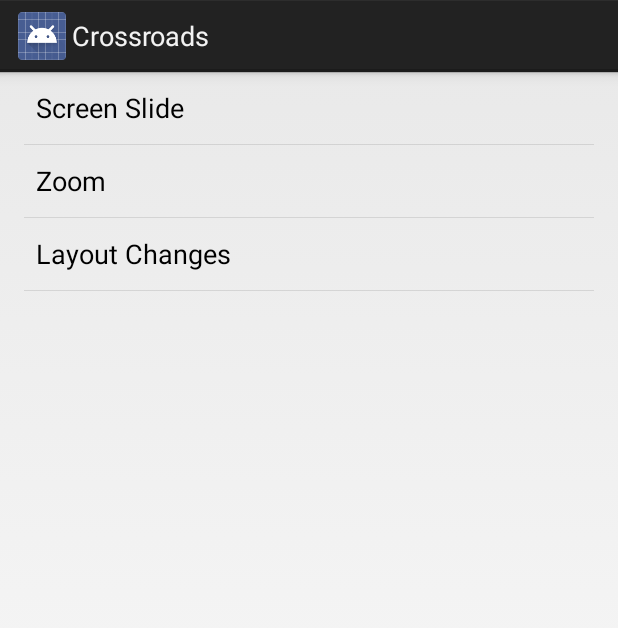
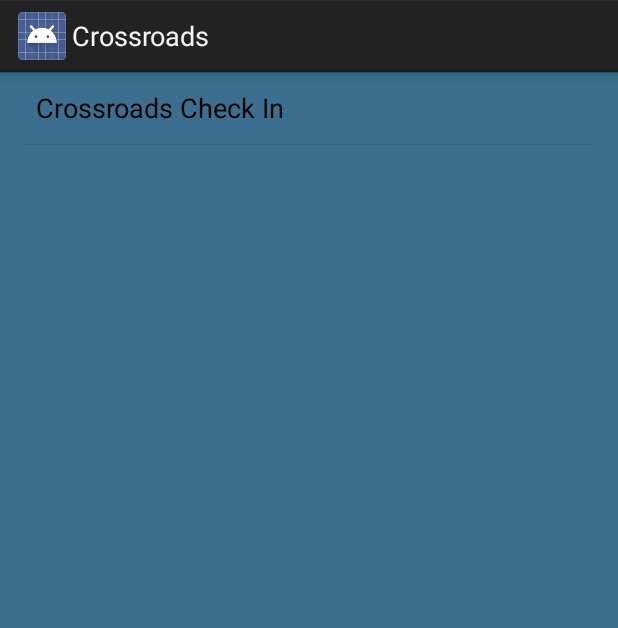
Before and after one commit to simeonsena/AndroidScreenslideDemo, an Android app: the screen it shows after launch (MainActivity), on a phone screen of 412 x 824 dp. Shown: the top 628 px of the screen. Run offline under Robolectric (Android 15) with nearby library versions, the phone set to English and light mode, and no system bars.

Commit message:
Changed text color to white

```diff
--- a/app/src/main/java/com/example/android/animationsdemo/MainActivity.java
+++ b/app/src/main/java/com/example/android/animationsdemo/MainActivity.java
@@ -62,8 +62,8 @@ public class MainActivity extends ListActivity {
         // Instantiate the list of samples.
         mSamples = new Sample[]{
                 new Sample(R.string.title_screen_slide, ScreenSlideActivity.class),
-                new Sample(R.string.title_zoom, ZoomActivity.class),
-                new Sample(R.string.title_layout_changes, LayoutChangesActivity.class),
+              //  new Sample(R.string.title_zoom, ZoomActivity.class),
+             //   new Sample(R.string.title_layout_changes, LayoutChangesActivity.class),
         };
 
         setListAdapter(new ArrayAdapter<Sample>(this,
--- a/app/src/main/res/layout/activity_main.xml
+++ b/app/src/main/res/layout/activity_main.xml
@@ -19,4 +19,6 @@
     android:layout_width="match_parent"
     android:layout_height="match_parent"
     android:paddingLeft="16dp"
-    android:paddingRight="16dp" />
+    android:paddingRight="16dp"
+    android:background="#3B6E8F"
+    android:textColor="#ffffff"/>
--- a/app/src/main/res/layout/activity_screen_slide.xml
+++ b/app/src/main/res/layout/activity_screen_slide.xml
@@ -17,4 +17,6 @@
 <android.support.v4.view.ViewPager xmlns:android="http://schemas.android.com/apk/res/android"
     android:id="@+id/pager"
     android:layout_width="match_parent"
-    android:layout_height="match_parent" />
+    android:layout_height="match_parent"
+    android:background="#3B6E8F"
+    android:textColor="#ffffff"/>
--- a/app/src/main/res/layout/excerpt_content.xml
+++ b/app/src/main/res/layout/excerpt_content.xml
@@ -25,6 +25,7 @@
         android:layout_width="match_parent"
         android:layout_height="wrap_content"
         android:text="@string/lorem_ipsum"
+        android:textColor="#ffffff"
         android:textIsSelectable="true"
         android:padding="16dp" />
 
--- a/app/src/main/res/layout/fragment_screen_slide_page.xml
+++ b/app/src/main/res/layout/fragment_screen_slide_page.xml
@@ -28,6 +28,7 @@
         <TextView android:id="@android:id/text1"
             style="?android:textAppearanceLarge"
             android:textStyle="bold"
+            android:textColor="#ffffff"
             android:layout_width="match_parent"
             android:layout_height="wrap_content"
             android:layout_marginBottom="16dp" />
@@ -36,6 +37,7 @@
             android:id="@android:id/text2"
             style="?android:textAppearanceMedium"
             android:layout_width="match_parent"
+            android:textColor="#ffffff"
             android:layout_height="wrap_content"
             android:lineSpacingMultiplier="1.2"
             android:text="@string/lorem_ipsum" />
--- a/app/src/main/res/values/strings.xml
+++ b/app/src/main/res/values/strings.xml
@@ -18,7 +18,7 @@
 
     <!-- Titles -->
     <string name="app_name">Crossroads</string>
-    <string name="title_screen_slide">Screen Slide</string>
+    <string name="title_screen_slide">Crossroads Check In</string>
     <string name="title_zoom">Zoom</string>
     <string name="title_layout_changes">Layout Changes</string>
     <string name="title_template_step">Step <xliff:g id="step_number">%1$d</xliff:g>: Crossroads</string>
@@ -45,7 +45,7 @@
     <!-- Other strings -->
     <string name="card_back_title">Angry Red Android</string>
     <string name="card_back_description"><![CDATA[Crossroads]]></string>
-    <string name="lorem_ipsum"><![CDATA[Crossroads Check in]]></string>
-    <string name="lorem_ipsum2"><![CDATA[Crossroads Check in]]></string>
+    <string name="lorem_ipsum"><![CDATA[Crossroads Check in]]> </string>
+
 
 </resources>
```
Also changed, not shown: app/src/main/java/com/example/android/animationsdemo/ScreenSlidePageFragment.java (+33 -2 lines), 39 other files.
